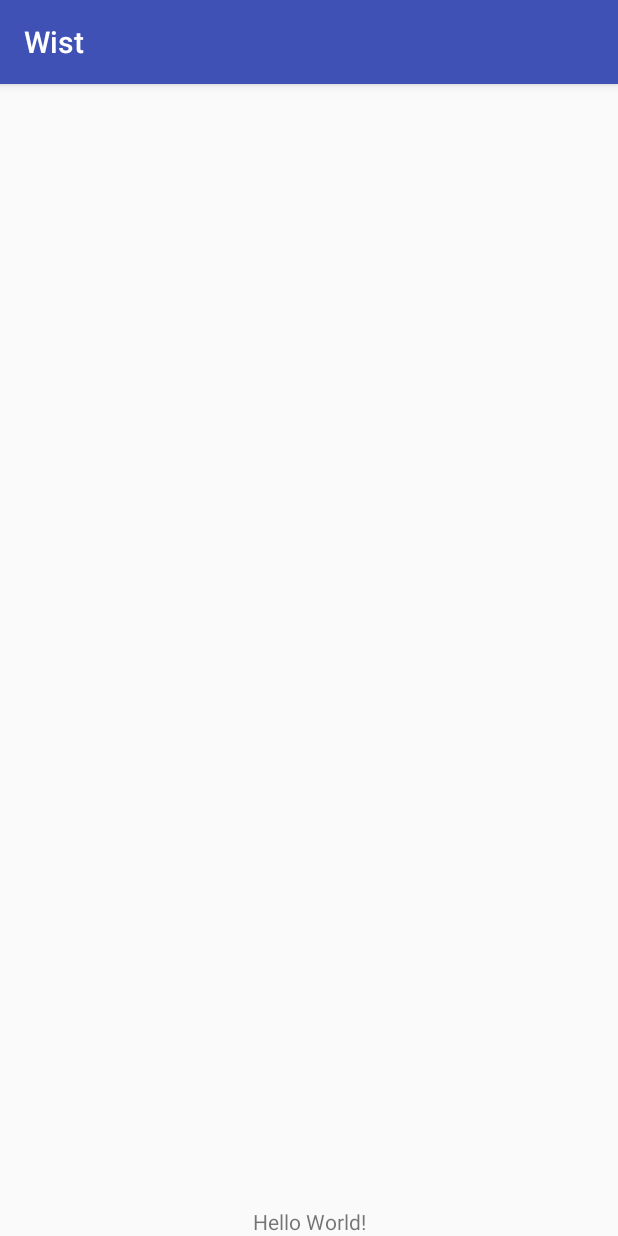
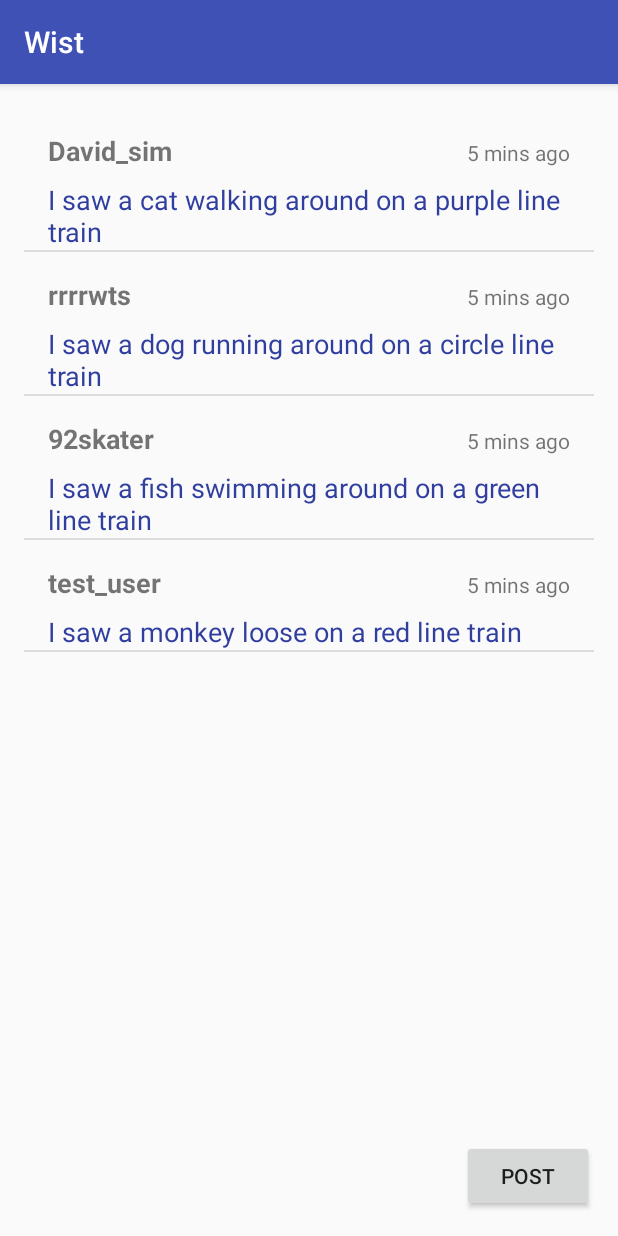
Before and after one commit to eeshan92/wist-android, an Android app: the screen it shows after launch (MainActivity), on a phone screen of 412 x 824 dp. Run offline under Robolectric (Android 15) with nearby library versions, the phone set to English and light mode, and no system bars.

Commit message:
Add Post class, custom PostAdapter, layouts

```diff
--- a/app/src/main/java/com/example/eeshan/wist/MainActivity.java
+++ b/app/src/main/java/com/example/eeshan/wist/MainActivity.java
@@ -1,7 +1,14 @@
 package com.example.eeshan.wist;
 
+import android.content.Intent;
 import android.support.v7.app.AppCompatActivity;
 import android.os.Bundle;
+import android.util.Log;
+import android.view.View;
+import android.widget.Button;
+import android.widget.ListView;
+
+import java.util.ArrayList;
 
 public class MainActivity extends AppCompatActivity {
 
@@ -9,5 +16,26 @@ public class MainActivity extends AppCompatActivity {
     protected void onCreate(Bundle savedInstanceState) {
         super.onCreate(savedInstanceState);
         setContentView(R.layout.activity_main);
+
+        Button createPostButton = (Button) findViewById(R.id.post_button);
+        createPostButton.setOnClickListener(new View.OnClickListener() {
+            @Override
+            public void onClick(View v) {
+                Intent intent = new Intent(MainActivity.this, PostCreateActivity.class);
+                startActivity(intent);
+            }
+        });
+
+        ArrayList<Post> posts = new ArrayList<Post>();
+
+        posts.add(new Post("I saw a cat walking around on a purple line train", "David_sim"));
+        posts.add(new Post("I saw a dog running around on a circle line train", "rrrrwts"));
+        posts.add(new Post("I saw a fish swimming around on a green line train", "92skater"));
+        posts.add(new Post("I saw a monkey loose on a red line train", "test_user"));
+
+        PostAdapter postsAdapter = new PostAdapter(this, posts);
+
+        ListView listView = (ListView) findViewById(R.id.post_list);
+        listView.setAdapter(postsAdapter);
     }
 }
--- /dev/null
+++ b/app/src/main/java/com/example/eeshan/wist/Post.java
@@ -0,0 +1,25 @@
+package com.example.eeshan.wist;
+
+import java.text.DateFormat;
+
+/**
+ * Created by eeshan on 2/4/17.
+ */
+
+public class Post {
+    private String body;
+    private String username;
+    private DateFormat createdDate;
+
+    public Post(String bodyText, String currentUsername) {
+        this.body = bodyText;
+        this.username = currentUsername;
+        this.createdDate = DateFormat.getDateInstance();
+    }
+
+    public String getBody() { return this.body; }
+
+    public String getUsername() { return this.username; }
+
+    public DateFormat getCreatedDate() { return this.createdDate; }
+}
--- /dev/null
+++ b/app/src/main/java/com/example/eeshan/wist/PostAdapter.java
@@ -0,0 +1,48 @@
+package com.example.eeshan.wist;
+
+import android.content.Context;
+import android.support.annotation.LayoutRes;
+import android.support.annotation.NonNull;
+import android.support.annotation.Nullable;
+import android.util.Log;
+import android.view.LayoutInflater;
+import android.view.View;
+import android.view.ViewGroup;
+import android.widget.ArrayAdapter;
+import android.widget.TextView;
+
+import java.util.ArrayList;
+import java.util.List;
+
+/**
+ * Created by eeshan on 3/4/17.
+ */
+
+public class PostAdapter extends ArrayAdapter<Post> {
+
+    public PostAdapter(@NonNull Context context, ArrayList<Post> posts) {
+        super(context, 0, posts);
+    }
+
+    @Override
+    public View getView(int position, @Nullable View postListView, @NonNull ViewGroup parent) {
+        if (postListView == null) {
+            postListView = LayoutInflater.from(getContext()).inflate(R.layout.post, parent, false);
+        }
+
+        Post currentPost = getItem(position);
+        assert currentPost != null;
+
+        Log.v("PostAdapter", "created postListView");
+
+        TextView bodyTextView = (TextView) postListView.findViewById(R.id.body);
+        TextView usernameTextView = (TextView) postListView.findViewById(R.id.username);
+        TextView createdDateTextView = (TextView) postListView.findViewById(R.id.created_date);
+
+        bodyTextView.setText(currentPost.getBody());
+        usernameTextView.setText(currentPost.getUsername());
+        createdDateTextView.setText("5 mins ago");
+
+        return postListView;
+    }
+}
--- a/app/src/main/res/layout/activity_main.xml
+++ b/app/src/main/res/layout/activity_main.xml
@@ -7,12 +7,32 @@
     android:layout_height="match_parent"
     tools:context="com.example.eeshan.wist.MainActivity">
 
-    <TextView
+    <Button
+        android:id="@+id/post_button"
         android:layout_width="wrap_content"
         android:layout_height="wrap_content"
-        android:text="Hello World!"
+        android:text="Post"
+        android:layout_marginRight="16dp"
+        app:layout_constraintRight_toRightOf="parent"
         app:layout_constraintBottom_toBottomOf="parent"
+        android:layout_marginBottom="16dp"
+        android:layout_marginEnd="16dp" />
+
+    <ListView
+        android:id="@+id/post_list"
+        android:layout_width="0dp"
+        android:layout_height="0dp"
+        android:layout_marginBottom="16dp"
+        android:layout_marginEnd="16dp"
+        android:layout_marginLeft="16dp"
+        android:layout_marginRight="16dp"
+        android:layout_marginStart="16dp"
+        android:layout_marginTop="16dp"
+        android:orientation="vertical"
+        app:layout_constraintBottom_toBottomOf="parent"
+        app:layout_constraintHorizontal_bias="0.0"
         app:layout_constraintLeft_toLeftOf="parent"
-        app:layout_constraintRight_toRightOf="parent" />
+        app:layout_constraintRight_toRightOf="parent"
+        app:layout_constraintTop_toTopOf="parent" />
 
 </android.support.constraint.ConstraintLayout>
--- /dev/null
+++ b/app/src/main/res/layout/post.xml
@@ -0,0 +1,45 @@
+<?xml version="1.0" encoding="utf-8"?>
+<android.support.constraint.ConstraintLayout
+    xmlns:android="http://schemas.android.com/apk/res/android"
+    xmlns:tools="http://schemas.android.com/tools"
+    xmlns:app="http://schemas.android.com/apk/res-auto"
+    android:layout_width="match_parent"
+    android:layout_height="match_parent">
+
+    <TextView
+        android:id="@+id/username"
+        android:layout_width="wrap_content"
+        android:layout_height="wrap_content"
+        android:layout_marginLeft="16dp"
+        android:layout_marginTop="16dp"
+        android:text="User"
+        android:textSize="18sp"
+        android:textStyle="bold"
+        app:layout_constraintLeft_toLeftOf="parent"
+        app:layout_constraintTop_toTopOf="parent" />
+
+    <TextView
+        android:id="@+id/body"
+        android:layout_width="match_parent"
+        android:layout_height="wrap_content"
+        android:layout_marginLeft="16dp"
+        android:layout_marginRight="16dp"
+        android:layout_marginTop="8dp"
+        android:text="I saw a cat walking around on a purple line train!"
+        android:textSize="18sp"
+        android:textColor="@color/colorPrimaryDark"
+        app:layout_constraintLeft_toLeftOf="parent"
+        app:layout_constraintRight_toRightOf="parent"
+        app:layout_constraintTop_toBottomOf="@+id/username"
+        app:layout_constraintHorizontal_bias="0.0" />
+
+    <TextView
+        android:id="@+id/created_date"
+        android:layout_width="wrap_content"
+        android:layout_height="wrap_content"
+        android:layout_marginRight="16dp"
+        android:text="5 mins ago"
+        app:layout_constraintBaseline_toBaselineOf="@+id/username"
+        app:layout_constraintRight_toRightOf="parent" />
+
+</android.support.constraint.ConstraintLayout>
```
Also changed, not shown: app/src/main/AndroidManifest.xml (+11 -3 lines), app/src/main/java/com/example/eeshan/wist/PostCreateActivity.java (added, +13 -0 lines), app/src/main/res/layout/activity_post_create.xml (added, +37 -0 lines).
